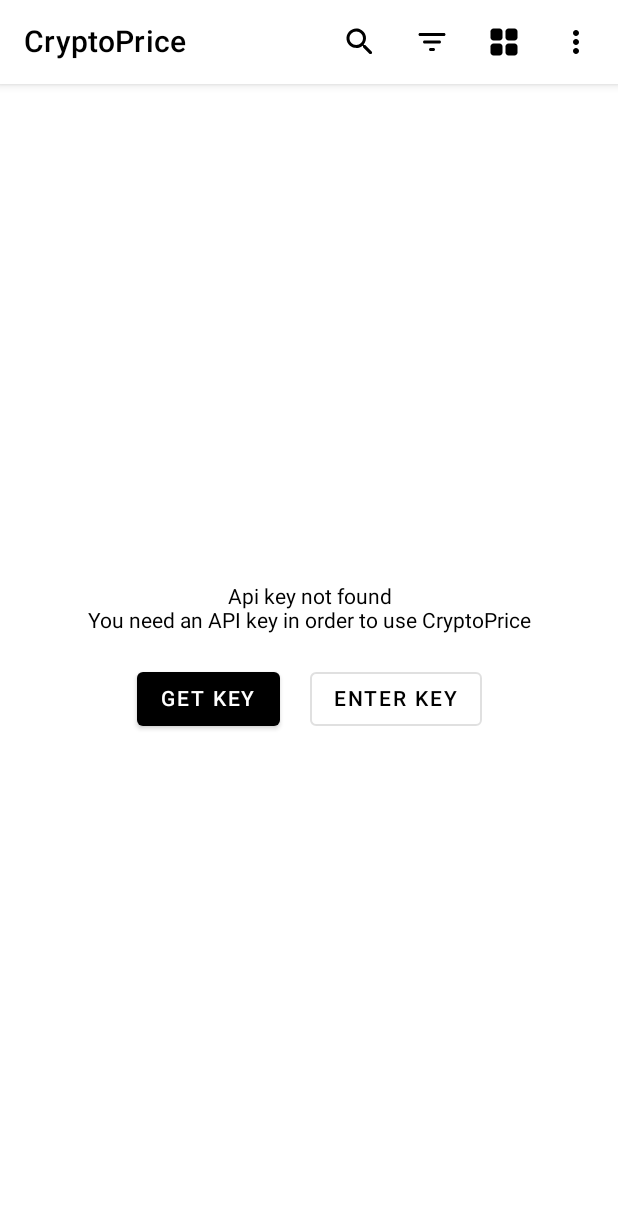
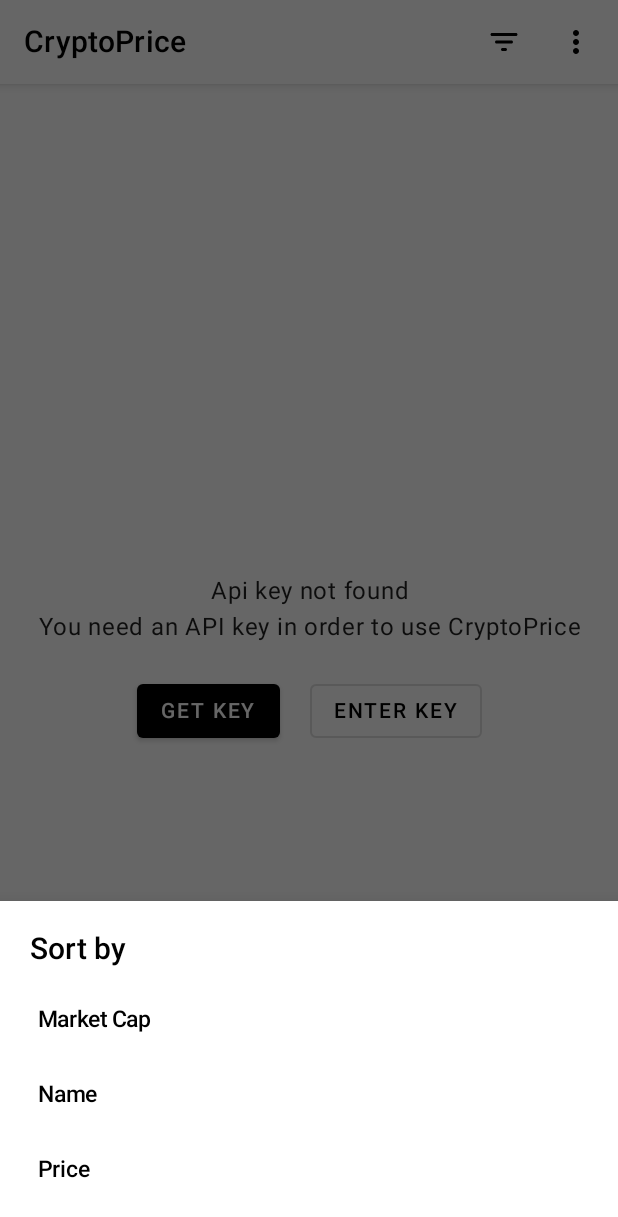
Before and after one commit to 5hahryar/CryptoPrice, an Android app built with Jetpack Compose: the screen it shows after launch (MainActivity), after a tap on "Sort", on a phone screen of 412 x 824 dp. Shown: the top 1217 px of the screen. Run offline under Robolectric (Android 15) with nearby library versions, the phone set to English and light mode, and no system bars; our stand-ins replace Room's generated code, accompanist, livedata-compose; 2 statements that could not run were skipped.

Commit message:
PriceFragment with Compose

```diff
--- a/app/build.gradle
+++ b/app/build.gradle
@@ -65,7 +65,7 @@ dependencies {
     implementation 'androidx.constraintlayout:constraintlayout:2.0.4'
     implementation 'com.google.android.material:material:1.3.0'
     implementation 'org.jetbrains.kotlinx:kotlinx-coroutines-core:1.4.1'
-    implementation 'androidx.appcompat:appcompat:1.2.0'
+    implementation 'androidx.appcompat:appcompat:1.3.0'
     implementation "androidx.lifecycle:lifecycle-viewmodel-ktx:2.3.0"
     //Room
     def room_version = "2.2.6"
--- a/app/src/main/java/com/shahryar/cryptoprice/view/PriceFragment.kt
+++ b/app/src/main/java/com/shahryar/cryptoprice/view/PriceFragment.kt
@@ -7,7 +7,8 @@ import android.view.LayoutInflater
 import android.view.MenuItem
 import android.view.View
 import android.view.ViewGroup
-import androidx.compose.foundation.border
+import androidx.compose.foundation.clickable
+import androidx.compose.foundation.interaction.MutableInteractionSource
 import androidx.compose.foundation.layout.*
 import androidx.compose.foundation.lazy.LazyColumn
 import androidx.compose.foundation.lazy.items
@@ -15,6 +16,7 @@ import androidx.compose.foundation.shape.RoundedCornerShape
 import androidx.compose.material.*
 import androidx.compose.material.icons.Icons
 import androidx.compose.material.icons.filled.MoreVert
+import androidx.compose.material.ripple.rememberRipple
 import androidx.compose.runtime.*
 import androidx.compose.runtime.livedata.observeAsState
 import androidx.compose.ui.Alignment
@@ -67,12 +69,36 @@ class PriceFragment : Fragment(), SortDialogFragment.OnSortItemSelectedListener
     fun PriceCompose() {
         val isMenuExpanded = remember { mutableStateOf(false) }
         val list = viewModel.currencies.observeAsState()
-        val isApiKeyAvaiable = viewModel.isApiKeyAvailable.collectAsState()
+        val isApiKeyAvailable = viewModel.isApiKeyAvailable.collectAsState()
 
+        val onPriceItemClick: (Currency) -> Unit = {}
+        val onSearchClickListener: () -> Unit = {}
+        val onSortClickListener: () -> Unit = {
+            SortDialogFragment.newInstance(object : SortDialogFragment.OnSortItemSelectedListener {
+                override fun onSortItemSelected(key: String) {
+                    viewModel.onSort(key)
+                }
+            }).show(
+                requireActivity().supportFragmentManager, "SortDialog"
+            )
+        }
+        val onSettingsClickListener: () -> Unit = {
+            findNavController().navigate(R.id.action_priceFragment_to_settingsFragment)
+            isMenuExpanded.value = false
+        }
+        val onAboutClickListener: () -> Unit = {
+            AboutDialog().show(
+                requireActivity().supportFragmentManager,
+                "AboutDialog"
+            )
+            isMenuExpanded.value = false
+        }
+
+        MaterialTheme {
             Column {
                 Box {
                     Box(modifier = Modifier.absolutePadding(top = dimensionResource(id = R.dimen.actionBarSize))) {
-                    if (isApiKeyAvaiable.value) {
+                        if (isApiKeyAvailable.value) {
                             if (list.value.isNullOrEmpty()) {
                                 Column(
                                     Modifier.fillMaxSize(),
@@ -81,22 +107,30 @@ class PriceFragment : Fragment(), SortDialogFragment.OnSortItemSelectedListener
                                 ) {
                                     Text(text = "Something went wrong :(")
                                     Spacer(modifier = Modifier.height(20.dp))
-                                Button(onClick = { viewModel.refreshData(requireContext()) },
+                                    Button(
+                                        onClick = { viewModel.refreshData(requireContext()) },
                                         colors = ButtonDefaults.buttonColors(
                                             backgroundColor = Color.Black
-                                    )) {
+                                        )
+                                    ) {
                                         Text(text = "RETRY", color = Color.White)
                                     }
                                 }
                             } else {
-                            Body(list = list.value!!)
+                                Body(list = list.value!!, onPriceItemClick)
                             }
                         } else {
                             NoApiBody()
                         }
                     }
-
-                AppBar(isMenuExpanded)
+                    AppBar(
+                        isMenuExpanded,
+                        onSearchClickListener,
+                        onSortClickListener,
+                        onSettingsClickListener,
+                        onAboutClickListener
+                    )
+                }
             }
         }
     }
@@ -115,7 +149,14 @@ class PriceFragment : Fragment(), SortDialogFragment.OnSortItemSelectedListener
             Spacer(modifier = Modifier.height(20.dp))
             Row {
                 Button(
-                    onClick = { startActivity(Intent(Intent.ACTION_VIEW, Uri.parse("https://coinmarketcap.com/api/pricing/")))},
+                    onClick = {
+                        startActivity(
+                            Intent(
+                                Intent.ACTION_VIEW,
+                                Uri.parse("https://coinmarketcap.com/api/pricing/")
+                            )
+                        )
+                    },
                     colors = ButtonDefaults.buttonColors(
                         backgroundColor = Color.Black
                     )
@@ -132,25 +173,34 @@ class PriceFragment : Fragment(), SortDialogFragment.OnSortItemSelectedListener
     }
 
     @Composable
-    fun Body(list: List<Currency>) {
+    fun Body(list: List<Currency>, onPriceItemClick: (Currency) -> Unit) {
         SwipeRefresh(state = rememberSwipeRefreshState(isRefreshing = viewModel.isRefreshing.collectAsState().value),
             onRefresh = { viewModel.refreshData(requireContext()) }
         ) {
             LazyColumn(modifier = Modifier.fillMaxWidth()) {
                 items(list) { item ->
-                    PriceItem(item)
+                    PriceItem(item, onPriceItemClick)
                 }
             }
         }
     }
 
     @Composable
-    fun PriceItem(item: Currency) {
+    fun PriceItem(item: Currency, onPriceItemClick: (Currency) -> Unit) {
         Card(
             Modifier
                 .fillMaxWidth()
                 .height(150.dp)
-                .padding(15.dp, 8.dp),
+                .padding(15.dp, 8.dp)
+                .clickable(
+                    indication = rememberRipple(
+                        bounded = true,
+                        color = colorResource(id = R.color.ripple)
+                    ),
+                    onClick = {onPriceItemClick(item)},
+                    enabled = true,
+                    interactionSource = MutableInteractionSource()
+                ),
             shape = RoundedCornerShape(20.dp),
             backgroundColor = colorResource(id = R.color.item_price_card),
             elevation = 0.dp
@@ -283,7 +333,7 @@ class PriceFragment : Fragment(), SortDialogFragment.OnSortItemSelectedListener
                                                 item.percent_change_30d
                                             )
                                         }%",
-                                        color = if (item.percent_change_24h >= 0) colorResource(
+                                        color = if (item.percent_change_30d >= 0) colorResource(
                                             id = R.color.green
                                         ) else colorResource(
                                             id = R.color.red
@@ -313,7 +363,7 @@ class PriceFragment : Fragment(), SortDialogFragment.OnSortItemSelectedListener
                                                 item.percent_change_7d
                                             )
                                         }%",
-                                        color = if (item.percent_change_24h >= 0) colorResource(
+                                        color = if (item.percent_change_7d >= 0) colorResource(
                                             id = R.color.green
                                         ) else colorResource(
                                             id = R.color.red
@@ -333,7 +383,13 @@ class PriceFragment : Fragment(), SortDialogFragment.OnSortItemSelectedListener
     }
 
     @Composable
-    fun AppBar(isMenuExpanded: MutableState<Boolean>) {
+    fun AppBar(
+        isMenuExpanded: MutableState<Boolean>,
+        onSearchClickListener: () -> Unit,
+        onSortClickListener: () -> Unit,
+        onSettingsClickListener: () -> Unit,
+        onAboutClickListener: () -> Unit
+    ) {
         TopAppBar(
             title = {
                 Text(
@@ -346,24 +402,17 @@ class PriceFragment : Fragment(), SortDialogFragment.OnSortItemSelectedListener
             actions = {
                 Box {
                     Row {
-                        IconButton(onClick = { /*TODO*/ }) {
-                            Icon(
-                                painter = painterResource(id = R.drawable.ic_search_black_24dp),
-                                contentDescription = "Search",
-                                tint = colorResource(id = R.color.onPrimary)
-                            )
-                        }
-                        IconButton(onClick = { /*TODO*/ }) {
+//                        IconButton(onClick = onSearchClickListener) {
+//                            Icon(
+//                                painter = painterResource(id = R.drawable.ic_search_black_24dp),
+//                                contentDescription = "Search",
+//                                tint = colorResource(id = R.color.onPrimary)
+//                            )
+//                        }
+                        IconButton(onClick = onSortClickListener) {
                             Icon(
                                 painter = painterResource(id = R.drawable.ic_filter_list_24px),
                                 contentDescription = "Sort",
-                                tint = colorResource(id = R.color.onPrimary)
-                            )
-                        }
-                        IconButton(onClick = { /*TODO*/ }) {
-                            Icon(
-                                painter = painterResource(id = R.drawable.ic_grid_view_24px),
-                                contentDescription = "Layout",
                                 tint = colorResource(id = R.color.onPrimary)
                             )
                         }
@@ -380,19 +429,10 @@ class PriceFragment : Fragment(), SortDialogFragment.OnSortItemSelectedListener
                     DropdownMenu(
                         expanded = isMenuExpanded.value,
                         onDismissRequest = { isMenuExpanded.value = false }) {
-                        DropdownMenuItem(onClick = {
-                            findNavController().navigate(R.id.action_priceFragment_to_settingsFragment)
-                            isMenuExpanded.value = false
-                        }) {
+                        DropdownMenuItem(onClick = onSettingsClickListener) {
                             Text(text = "Settings")
                         }
-                        DropdownMenuItem(onClick = {
-                            AboutDialog().show(
-                                requireActivity().supportFragmentManager,
-                                "AboutDialog"
-                            )
-                            isMenuExpanded.value = false
-                        }) {
+                        DropdownMenuItem(onClick = onAboutClickListener) {
                             Text(text = "About")
                         }
                     }
@@ -433,7 +473,6 @@ class PriceFragment : Fragment(), SortDialogFragment.OnSortItemSelectedListener
     override fun onViewCreated(view: View, savedInstanceState: Bundle?) {
         super.onViewCreated(view, savedInstanceState)
 
-//        refreshLayout.isRefreshing = true
 //        searchView = (topAppBar.menu.findItem(R.id.search).actionView as SearchView).apply {
 //
 //        }
@@ -574,7 +613,7 @@ class PriceFragment : Fragment(), SortDialogFragment.OnSortItemSelectedListener
 //    }
 
     override fun onSortItemSelected(key: String) {
-        viewModel.sort(key)
+        viewModel.onSort(key)
 //        recyclerView.smoothScrollToPosition(0)
     }
 }
--- a/app/src/main/java/com/shahryar/cryptoprice/view/SortDialogFragment.kt
+++ b/app/src/main/java/com/shahryar/cryptoprice/view/SortDialogFragment.kt
@@ -8,53 +8,72 @@ import android.view.LayoutInflater
 import android.view.View
 import android.view.ViewGroup
 import android.widget.TextView
+import androidx.compose.foundation.clickable
+import androidx.compose.foundation.layout.*
+import androidx.compose.material.Text
+import androidx.compose.runtime.Composable
+import androidx.compose.ui.Alignment
+import androidx.compose.ui.Modifier
+import androidx.compose.ui.platform.ComposeView
+import androidx.compose.ui.text.font.FontWeight
+import androidx.compose.ui.tooling.preview.Preview
+import androidx.compose.ui.tooling.preview.PreviewParameter
+import androidx.compose.ui.unit.dp
+import androidx.compose.ui.unit.sp
 import com.shahryar.cryptoprice.R
 import kotlinx.android.synthetic.main.fragment_sort_dialog_list_dialog.*
 
-class SortDialogFragment(private val listener: OnSortItemSelectedListener) : BottomSheetDialogFragment() {
+class SortDialogFragment private constructor(private val listener: OnSortItemSelectedListener) :
+    BottomSheetDialogFragment() {
 
-    override fun onCreateView(inflater: LayoutInflater, container: ViewGroup?,
-                              savedInstanceState: Bundle?): View? {
-        return inflater.inflate(R.layout.fragment_sort_dialog_list_dialog, container, false)
+    companion object {
+        fun newInstance(listener: OnSortItemSelectedListener): SortDialogFragment =
+            SortDialogFragment(listener)
     }
 
-    override fun onViewCreated(view: View, savedInstanceState: Bundle?) {
-        list.layoutManager = LinearLayoutManager(context)
-        list.adapter = ItemAdapter()
-    }
+    private val sortItems = listOf(
+        Pair("market_cap", "Market Cap"),
+        Pair("name", "Name"),
+        Pair("price", "Price")
+    )
 
-    private inner class ViewHolder(inflater: LayoutInflater, parent: ViewGroup)
-        : RecyclerView.ViewHolder(inflater.inflate(R.layout.fragment_sort_dialog_list_dialog_item, parent, false)) {
-
-        val text: TextView = itemView.findViewById(R.id.text)
-    }
-
-    private inner class ItemAdapter : RecyclerView.Adapter<ViewHolder>() {
-
-        val list = listOf(Pair("market_cap", "Market Cap"),
-                Pair("name", "Name"),
-                Pair("price", "Price"))
-
-        override fun onCreateViewHolder(parent: ViewGroup, viewType: Int): ViewHolder {
-            return ViewHolder(LayoutInflater.from(parent.context), parent)
-        }
-
-        override fun onBindViewHolder(holder: ViewHolder, position: Int) {
-            holder.text.text = list[position].second
-            holder.itemView.setOnClickListener {
-                listener.onSortItemSelected(list[position].first)
-                dismiss()
-            }
-        }
-
-        override fun getItemCount(): Int {
-            return list.size
+    override fun onCreateView(
+        inflater: LayoutInflater, container: ViewGroup?,
+        savedInstanceState: Bundle?
+    ): View {
+        return ComposeView(requireContext()).apply {
+            setContent { SortDialogCompose() }
         }
     }
 
-    companion object {
-        // TODO: Customize parameters
-        fun newInstance(listener: OnSortItemSelectedListener): SortDialogFragment = SortDialogFragment(listener)
+    @Composable
+    fun SortDialogCompose() {
+        val onItemClick: (String) -> Unit = {
+            listener.onSortItemSelected(it)
+            dismiss()
+        }
+        Column(modifier = Modifier.padding(20.dp)) {
+            Text(modifier = Modifier.padding(bottom = 10.dp), text = "Sort by", fontWeight = FontWeight.Medium, fontSize = 20.sp)
+            sortItems.forEach {
+                SortItem(it, onItemClick)
+            }
+        }
+    }
+
+    @Composable
+    fun SortItem(item: Pair<String, String>, onItemClick: (String) -> Unit) {
+        Column(modifier = Modifier
+            .fillMaxWidth()
+            .height(50.dp)
+            .clickable { onItemClick(item.first) },
+            verticalArrangement = Arrangement.Center) {
+            Text(
+                modifier = Modifier.padding(start = 5.dp),
+                text = item.second,
+                fontWeight = FontWeight.Medium,
+                fontSize = 15.sp
+            )
+        }
     }
 
     interface OnSortItemSelectedListener {
--- a/app/src/main/java/com/shahryar/cryptoprice/viewModel/PriceViewModel.kt
+++ b/app/src/main/java/com/shahryar/cryptoprice/viewModel/PriceViewModel.kt
@@ -63,7 +63,7 @@ class PriceViewModel(context: Context) : ViewModel() {
         }
     }
 
-    fun sort(sortKey: String) {
+    fun onSort(sortKey: String) {
         this.currencies.removeSource(lastSource)
         when (sortKey) {
             "name" -> currencies.addSource(currenciesByName) { value ->
--- a/app/src/main/res/values/colors.xml
+++ b/app/src/main/res/values/colors.xml
@@ -13,4 +13,5 @@
     <color name="text_alpha">#B0B0B0</color>
     <color name="text_color">#000</color>
     <color name="divider">#EEE</color>
+    <color name="ripple">#B7B7B7</color>
 </resources>
```
Lines whose indentation alone changed are shown as unchanged.
